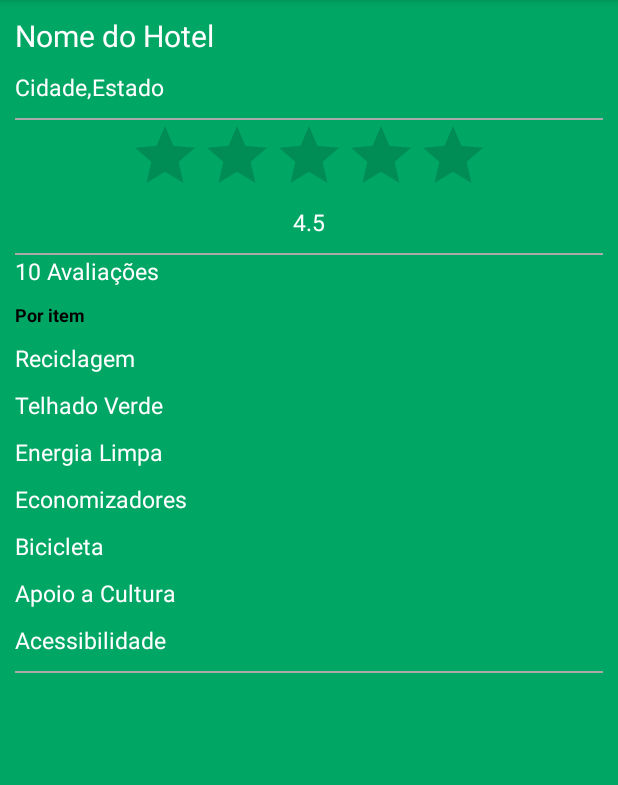
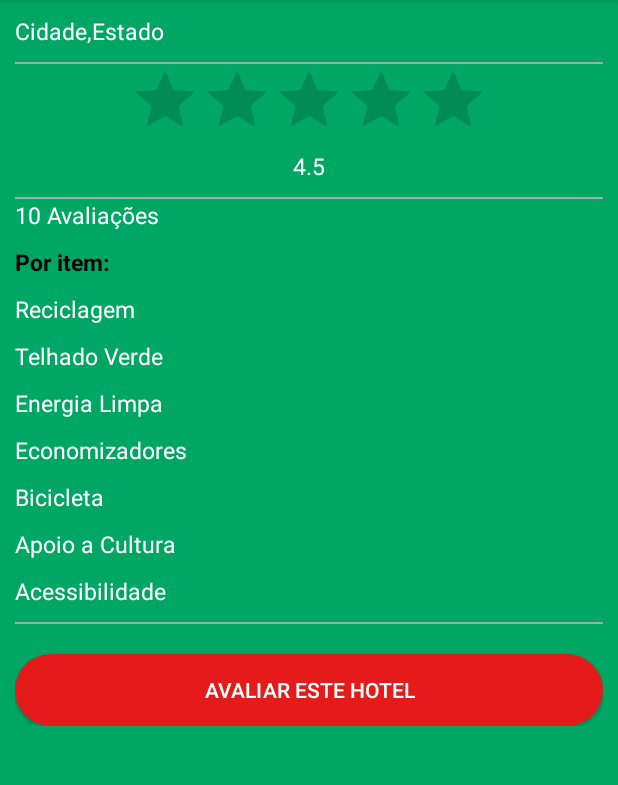
Before and after one commit to pedroivo96/EcoTriagem, an Android app: the AvaliacaoHotelActivity screen opened directly, with no data from a screen before it, on a phone screen of 412 x 824 dp, the part 84-869 px from its top. Run offline under Robolectric (Android 15) with nearby library versions, the phone set to English and light mode, and no system bars; 12 statements that could not run were skipped.

Commit message:
alteracoes nas telas

```diff
--- a/app/src/main/java/com/example/pedro/ecotriagem/Telas/AvaliacaoHotelActivity.java
+++ b/app/src/main/java/com/example/pedro/ecotriagem/Telas/AvaliacaoHotelActivity.java
@@ -15,7 +15,7 @@ public class AvaliacaoHotelActivity extends AppCompatActivity {
 
     AvaliacaoHotel avaliacaoHotel;
     RatingBar ratingBar;
-    TextView tNomeHotel, tCidadeEstado, tReciclagem , tTelhadoVerde , tEnergiaLimpa ,
+    TextView tCidadeEstado, tReciclagem , tTelhadoVerde , tEnergiaLimpa ,
              tEconomizadores , tBicicleta , tApoioCultura , tAcessibilidade, tqAvaliacoes, tNota;
 
     @Override
@@ -24,7 +24,6 @@ public class AvaliacaoHotelActivity extends AppCompatActivity {
         setContentView(R.layout.activity_avaliacao_hotel);
 
         ratingBar = (RatingBar) findViewById(R.id.ratingBarHotel);
-        tNomeHotel = (TextView) findViewById(R.id.nomeHotel);
         tCidadeEstado = (TextView) findViewById(R.id.cidadeEstado);
         tReciclagem = (TextView) findViewById(R.id.reciclagem);
         tTelhadoVerde = (TextView) findViewById(R.id.telhadoVerde);
@@ -39,7 +38,7 @@ public class AvaliacaoHotelActivity extends AppCompatActivity {
         Intent i = getIntent();
         avaliacaoHotel = (AvaliacaoHotel) i.getSerializableExtra("avaliacaoHotel");
 
-        tNomeHotel.setText(avaliacaoHotel.nome);
+        setTitle(avaliacaoHotel.nome);
         tCidadeEstado.setText(avaliacaoHotel.cidade + ", " + avaliacaoHotel.estado);
 
         tReciclagem.append(avaliacaoHotel.reciclagem + " de " + avaliacaoHotel.qAvaliacoes);
--- a/app/src/main/java/com/example/pedro/ecotriagem/Telas/TextoEcoturismoActivity.java
+++ b/app/src/main/java/com/example/pedro/ecotriagem/Telas/TextoEcoturismoActivity.java
@@ -29,9 +29,9 @@ public class TextoEcoturismoActivity extends AppCompatActivity {
 
         mWebView = (WebView) findViewById(R.id.webview);
 
-        String text = "<html><body bgcolor=\"#00A664\" text=\"WHITE\"><br><p align=\"justify\">O ecoturismo surgiu a partir de um movimento ambiental mundial no final de 1970, em resposta às preocupações com a degradação do meio ambiente relacionado ao desenvolvimento econômico e às questões sociais provocadas pelo turismo em massa sem a devida conscientização ambiental. Portanto, esse segmento do turismo tem por objetivo atingir os princípios fundamentais do desenvolvimento sustentável, em que a \"exploração\" dos elementos naturais ocorre de forma consciente e ecologicamente correta.\n" +
+        String text = "<html><body bgcolor=\"#00A664\" text=\"WHITE\"><p align=\"justify\">O ecoturismo surgiu a partir de um movimento ambiental mundial no final de 1970, em resposta às preocupações com a degradação do meio ambiente relacionado ao desenvolvimento econômico e às questões sociais provocadas pelo turismo em massa sem a devida conscientização ambiental. Portanto, esse segmento do turismo tem por objetivo atingir os princípios fundamentais do desenvolvimento sustentável, em que a \"exploração\" dos elementos naturais ocorre de forma consciente e ecologicamente correta.\n" +
                 "\n" +
-                "Visando tornar sua experiência o mais fidedigna possível essa vertente turística, o ECOTRIAGEM surge como uma ferramenta de fiscalização das estadias cadastradas na plataforma. A partir dela, você poderá compor um relatório de avaliação das hotelarias com o intuito de auxiliar o FUNGETUR (Fundo Geral do Turismo)- fundo especial de financiamento, vinculado ao Ministério do Turismo, com orçamento específico, dispondo de patrimônio próprio e autonomia financeira e orçamentária, tendo como finalidade o fomento e a provisão de recursos para o financiamento de empreendimentos turísticos considerados de interesse para o desenvolvimento do turismo nacional beneficiando os projetos turísticos que priorizem a prática do desenvolvimento ambiental e sustentável  (conforme o DECRETO NÚMERO 7.381, DE 2 DE DEZEMBRO DE 2010)."
+                " Visando tornar sua experiência o mais fidedigna possível nessa vertente turística, o ECOTRIAGEM surge como uma ferramenta de fiscalização das estadias cadastradas na plataforma. A partir dela, você poderá compor um relatório de avaliação das hotelarias com o intuito de auxiliar o FUNGETUR (Fundo Geral do Turismo) - fundo especial de financiamento, vinculado ao Ministério do Turismo, com orçamento específico, dispondo de patrimônio próprio e autonomia financeira e orçamentária, tendo como finalidade o fomento e a provisão de recursos para o financiamento de empreendimentos turísticos considerados de interesse para o desenvolvimento do turismo nacional beneficiando os projetos turísticos que priorizem a prática do desenvolvimento ambiental e sustentável  (conforme o DECRETO NÚMERO 7.381, DE 2 DE DEZEMBRO DE 2010)."
                 + "</p></body></html>";
 
         mWebView.loadData(text,"text/html;charset=UTF-8",null);
--- a/app/src/main/res/layout/activity_avaliacao_hotel.xml
+++ b/app/src/main/res/layout/activity_avaliacao_hotel.xml
@@ -9,14 +9,23 @@
     android:padding="10dp"
     tools:context="com.example.pedro.ecotriagem.Telas.AvaliacaoHotelActivity">
 
-    <TextView
+
+
+    <LinearLayout
+    android:layout_width="fill_parent"
+    android:layout_height="wrap_content"
+    android:orientation="vertical" >
+
+    <ScrollView
+        android:layout_width="fill_parent"
+        android:layout_height="fill_parent"
+        android:layout_weight="1"
+        android:layout_marginBottom="20dp">
+
+        <LinearLayout
             android:layout_width="match_parent"
-        android:layout_height="wrap_content"
-        android:text="Nome do Hotel"
-        android:textColor="#FFFFFF"
-        android:layout_marginBottom="10dp"
-        android:id="@+id/nomeHotel"
-        android:textSize="20dp"/>
+            android:layout_height="match_parent"
+            android:orientation="vertical">
 
         <TextView
             android:layout_width="match_parent"
@@ -26,7 +35,6 @@
             android:layout_marginBottom="10dp"
             android:id="@+id/cidadeEstado"
             android:textSize="15dp"/>
-
 
         <View
             android:layout_width="match_parent"
@@ -50,6 +58,7 @@
                 android:secondaryProgressTint="#ffef40"
                 android:layout_gravity="center"
                 android:clickable="false"
+                android:isIndicator="true"
                 />
 
             <TextView
@@ -81,8 +90,8 @@
         <TextView
             android:layout_width="wrap_content"
             android:layout_height="wrap_content"
-        android:text="Por item"
-        android:textSize="12dp"
+            android:text="Por item:"
+            android:textSize="15dp"
             android:textColor="#000000"
             android:textStyle="bold"
             android:layout_marginBottom="10dp"/>
@@ -244,5 +253,19 @@
             android:layout_height="1dp"
             android:background="@android:color/darker_gray"/>
 
+        </LinearLayout>
+
+    </ScrollView>
+
+    <Button
+        android:layout_height="wrap_content"
+        android:layout_width="match_parent"
+        android:text="Avaliar este hotel"
+        android:id="@+id/Avancar"
+        android:textColor="#FFFFFF"
+        android:background="@drawable/custombutton" />
 
 </LinearLayout>
+
+
+</LinearLayout>
--- a/app/src/main/res/layout/activity_iniciando_avaliacao.xml
+++ b/app/src/main/res/layout/activity_iniciando_avaliacao.xml
@@ -21,7 +21,7 @@
     <ProgressBar
         android:layout_width="fill_parent"
         android:layout_height="wrap_content"
-        style="@android:style/Widget.Holo.ProgressBar.Large"
+        style="@android:style/Widget.Holo.Light.ProgressBar.Large"
         android:max="100"
         android:id="@+id/progress"/>
 
--- a/app/src/main/res/values/strings.xml
+++ b/app/src/main/res/values/strings.xml
@@ -2,6 +2,7 @@
     <string name="app_name">EcoTriagem</string>
 
     <string-array name="estados">
+        <item>Estado</item>
         <item>Acre</item>
         <item>Alagoas</item>
         <item>Amapá</item>
```
Also changed, not shown: app/src/main/java/com/example/pedro/ecotriagem/Telas/CadastroAvaliadorActivity.java (+27 -4 lines), app/src/main/java/com/example/pedro/ecotriagem/Telas/CadastroHotelActivity.java (+26 -2 lines), app/src/main/java/com/example/pedro/ecotriagem/Telas/IniciandoAvaliacaoActivity.java (+22 -5 lines), app/src/main/java/com/example/pedro/ecotriagem/Telas/NotaFinalActivity.java (+15 -5 lines), app/src/main/java/com/example/pedro/ecotriagem/Telas/PerguntasActivity.java (+15 -5 lines), app/src/main/java/com/example/pedro/ecotriagem/Telas/PesquisarHoteisActivity.java (+12 -2 lines), app/src/main/java/com/example/pedro/ecotriagem/Telas/ResultadosEncontradosActivity.java (+4 -5 lines), app/src/main/res/layout/activity_resultados_encontrados.xml (+0 -16 lines), app/src/main/res/layout/activity_texto_ecoturismo.xml (+10 -11 lines). Lines whose indentation alone changed are shown as unchanged.
